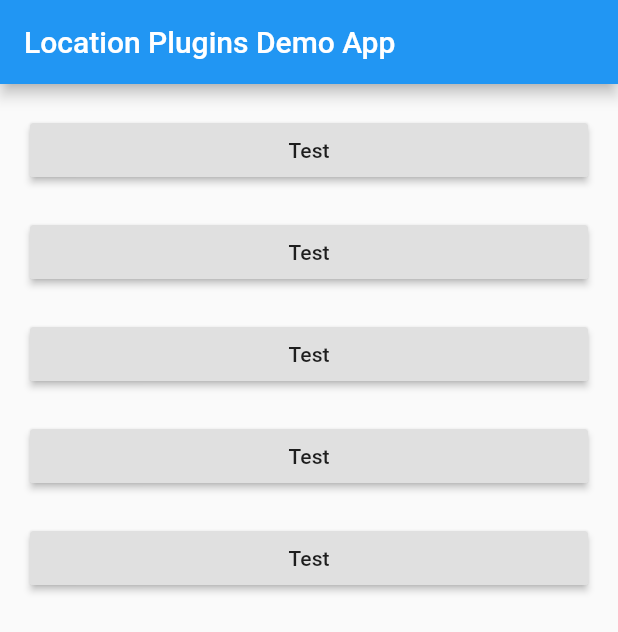
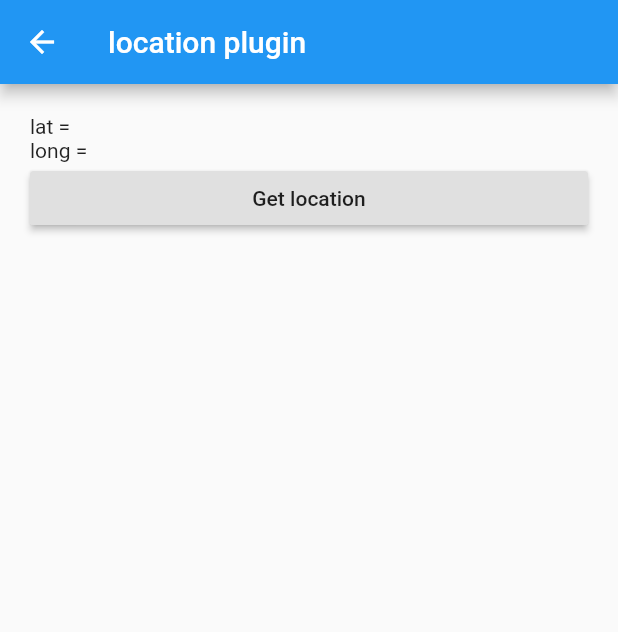
Before and after one commit to masteradit/Flutter-Location-Plugins-Testing-App, a Flutter app: the screen it shows after launch, after a tap on "Test", on a phone screen of 412 x 824 dp. Shown: the top 632 px of the screen. Run offline on Flutter 3.47's test engine with Material 2 defaults, Android fonts, the phone set to English and light mode, and no system bars; our stand-ins replace location.

Commit message:
Used location plugin

```diff
--- a/lib/config/routes.dart
+++ b/lib/config/routes.dart
@@ -1,3 +1,4 @@
 class Routes {
   static const String homePage = 'homePage';
+  static const String locationPage = 'locationPage';
 }
--- a/lib/main.dart
+++ b/lib/main.dart
@@ -2,6 +2,7 @@ import 'package:flutter/material.dart';
 
 import 'config/routes.dart';
 import 'routes/home_page.dart';
+import 'routes/location_page.dart.dart';
 
 void main() {
   runApp(MyApp());
@@ -19,6 +20,7 @@ class MyApp extends StatelessWidget {
       initialRoute: Routes.homePage,
       routes: {
         Routes.homePage: (context) => HomePage(),
+        Routes.locationPage: (context) => LocationPage(),
       },
     );
   }
--- a/lib/routes/home_page.dart
+++ b/lib/routes/home_page.dart
@@ -1,4 +1,6 @@
 import 'package:flutter/material.dart';
+
+import '../config/routes.dart';
 
 class HomePage extends StatelessWidget {
   @override
@@ -11,7 +13,8 @@ class HomePage extends StatelessWidget {
         padding: EdgeInsets.all(20.0),
         children: [
           RaisedButton(
-            onPressed: () {},
+            onPressed: () =>
+                Navigator.of(context).pushNamed(Routes.locationPage),
             child: Text('Test'),
           ),
           SizedBox(height: 20.0),
--- /dev/null
+++ b/lib/routes/location_page.dart.dart
@@ -0,0 +1,71 @@
+import 'package:flutter/material.dart';
+import 'package:location/location.dart';
+
+class LocationPage extends StatefulWidget {
+  @override
+  _LocationPageState createState() => _LocationPageState();
+}
+
+class _LocationPageState extends State<LocationPage> {
+  String _lat = '';
+  String _long = '';
+
+  @override
+  Widget build(BuildContext context) {
+    return Scaffold(
+      appBar: AppBar(
+        title: Text('location plugin'),
+      ),
+      body: Padding(
+        padding: EdgeInsets.all(20.0),
+        child: Center(
+          child: Column(
+            crossAxisAlignment: CrossAxisAlignment.stretch,
+            children: [
+              Text('lat = $_lat'),
+              Text('long = $_long'),
+              RaisedButton(
+                onPressed: () async {
+                  LocationData locationData = await _getLocation();
+                  setState(() {
+                    _lat = locationData?.latitude.toString();
+                    _long = locationData?.longitude.toString();
+                  });
+                },
+                child: Text('Get location'),
+              ),
+            ],
+          ),
+        ),
+      ),
+    );
+  }
+
+  Future<LocationData> _getLocation() async {
+    Location location = Location();
+
+    bool _serviceEnabled;
+    PermissionStatus _permissionGranted;
+    LocationData _locationData;
+
+    _serviceEnabled = await location.serviceEnabled();
+    if (!_serviceEnabled) {
+      _serviceEnabled = await location.requestService();
+      if (!_serviceEnabled) {
+        return null;
+      }
+    }
+
+    _permissionGranted = await location.hasPermission();
+    if (_permissionGranted == PermissionStatus.denied) {
+      _permissionGranted = await location.requestPermission();
+      if (_permissionGranted != PermissionStatus.granted) {
+        return null;
+      }
+    }
+
+    _locationData = await location.getLocation();
+
+    return _locationData;
+  }
+}
--- a/pubspec.yaml
+++ b/pubspec.yaml
@@ -23,7 +23,7 @@ environment:
 dependencies:
   flutter:
     sdk: flutter
-
+  location: ^3.0.2
 
   # The following adds the Cupertino Icons font to your application.
   # Use with the CupertinoIcons class for iOS style icons.
```
Also changed, not shown: pubspec.lock.
